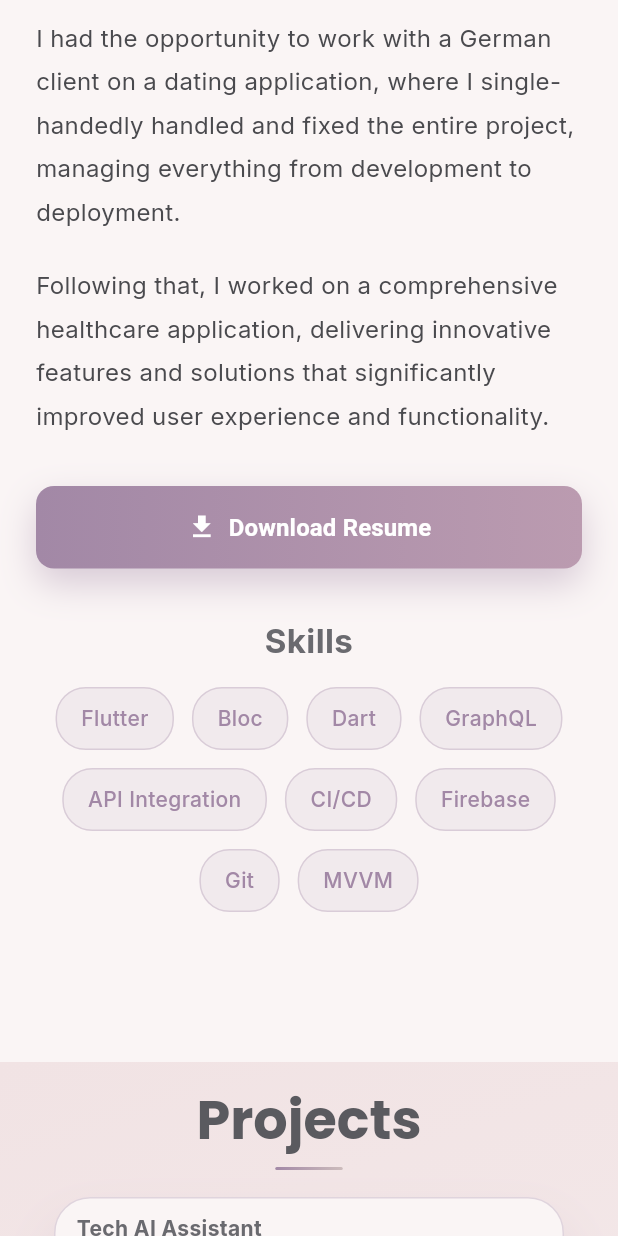
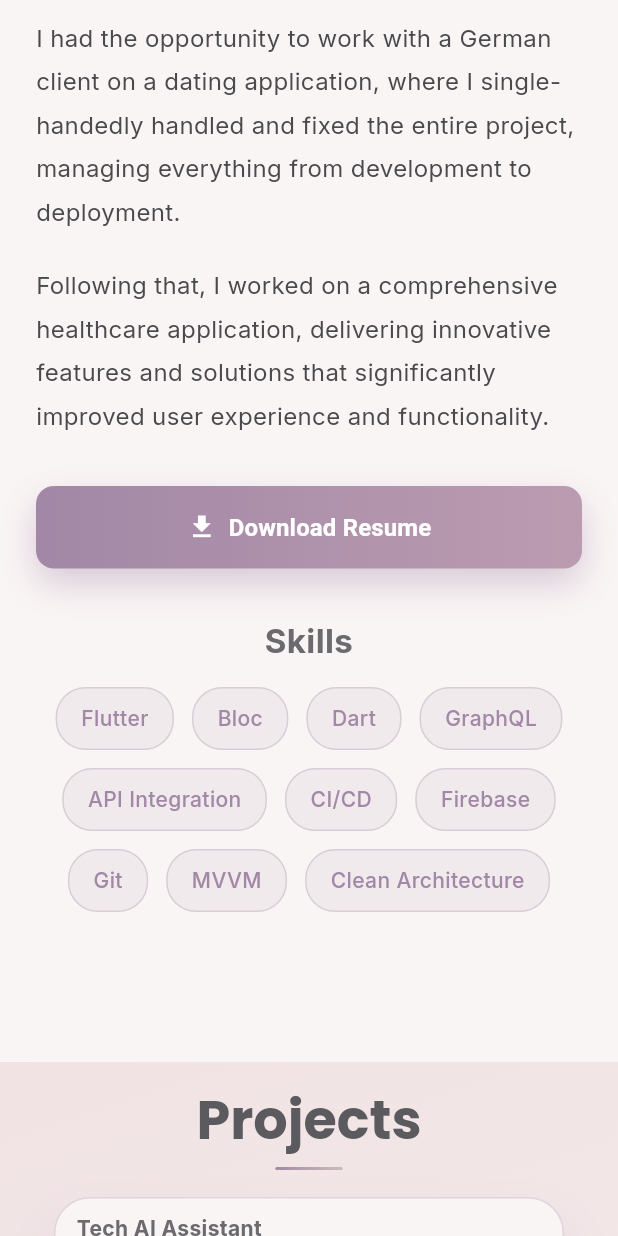
Before and after one commit to sanchi-chauhan/portfolio, a Flutter app: the screen it shows after launch, scrolled down 1728 dp, on a phone screen of 412 x 824 dp. Run offline on Flutter 3.47's test engine with Material 3 defaults, Android fonts, the phone set to English and light mode, and no system bars; drawn by our look-alikes of flutter_animate, scroll_to_index; our stand-ins replace google_fonts.

Commit message:
minor fix

```diff
--- a/lib/screens/home_screen.dart
+++ b/lib/screens/home_screen.dart
@@ -218,7 +218,7 @@ class _HomeScreenState extends State<HomeScreen> {
                       const SizedBox(height: 12),
                       // Copyright
                       Text(
-                        '© 2024 Sanchi Chauhan',
+                        '© 2026 Sanchi Chauhan',
                         style: TextStyle(
                           fontSize: 14,
                           color: Theme.of(context).textTheme.bodyMedium?.color,
--- a/lib/widgets/about_section.dart
+++ b/lib/widgets/about_section.dart
@@ -160,7 +160,7 @@ class AboutSection extends StatelessWidget {
                                       ),
                                       const SizedBox(height: 10),
                                       Text(
-                                        '2 yr 3 months',
+                                        '2 yr 8 months',
                                         style: TextStyle(
                                           fontSize: 16,
                                           fontWeight: FontWeight.w500,
@@ -408,6 +408,7 @@ class AboutSection extends StatelessWidget {
                                 _SkillChip(label: 'Firebase', delay: 1800),
                                 _SkillChip(label: 'Git', delay: 1850),
                                 _SkillChip(label: 'MVVM', delay: 1900),
+                                _SkillChip(label: 'Clean Architecture', delay: 1900),
                               ],
                             ),
                           ],
@@ -548,7 +549,7 @@ class AboutSection extends StatelessWidget {
                             ),
                             const SizedBox(height: 8),
                             Text(
-                              '2 yr 3 months',
+                              '2 yr 8 months',
                               style: TextStyle(
                                 fontSize: 15,
                                 fontWeight: FontWeight.w500,
@@ -743,6 +744,7 @@ class AboutSection extends StatelessWidget {
                           _SkillChip(label: 'Firebase', delay: 1800),
                           _SkillChip(label: 'Git', delay: 1850),
                           _SkillChip(label: 'MVVM', delay: 1900),
+                          _SkillChip(label: 'Clean Architecture', delay: 1900),
                         ],
                       ),
                     ],
```
